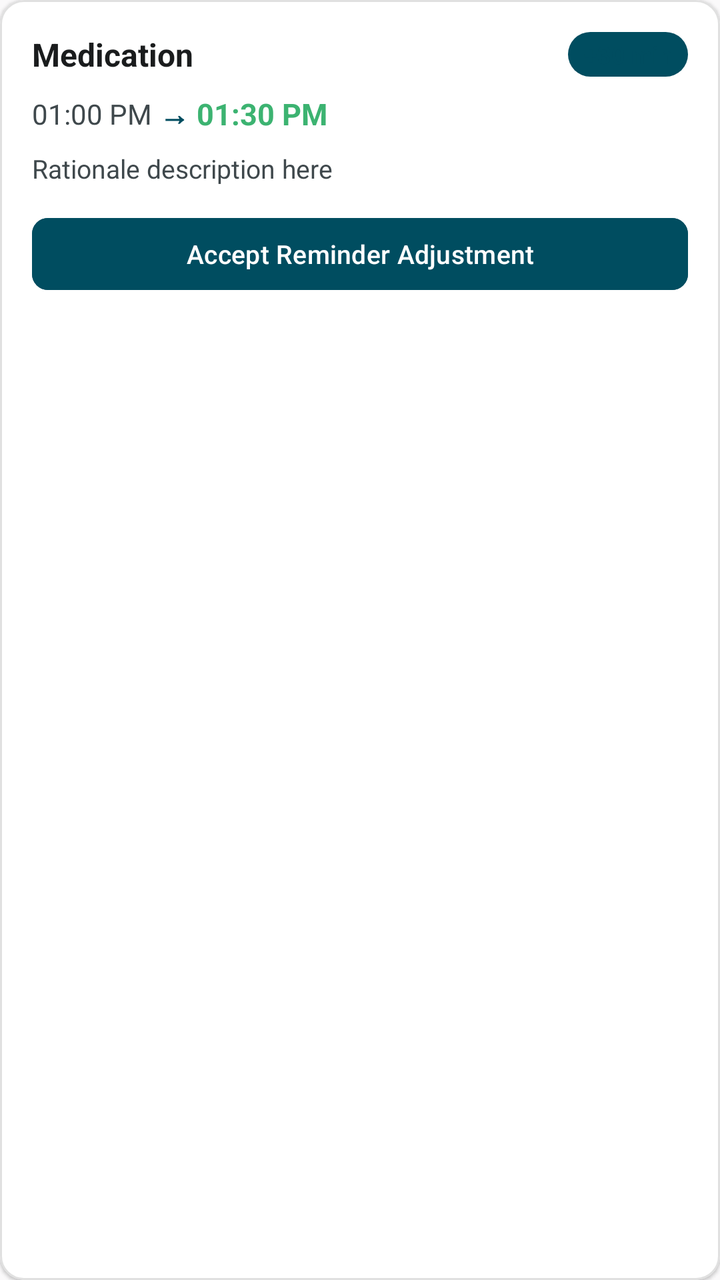
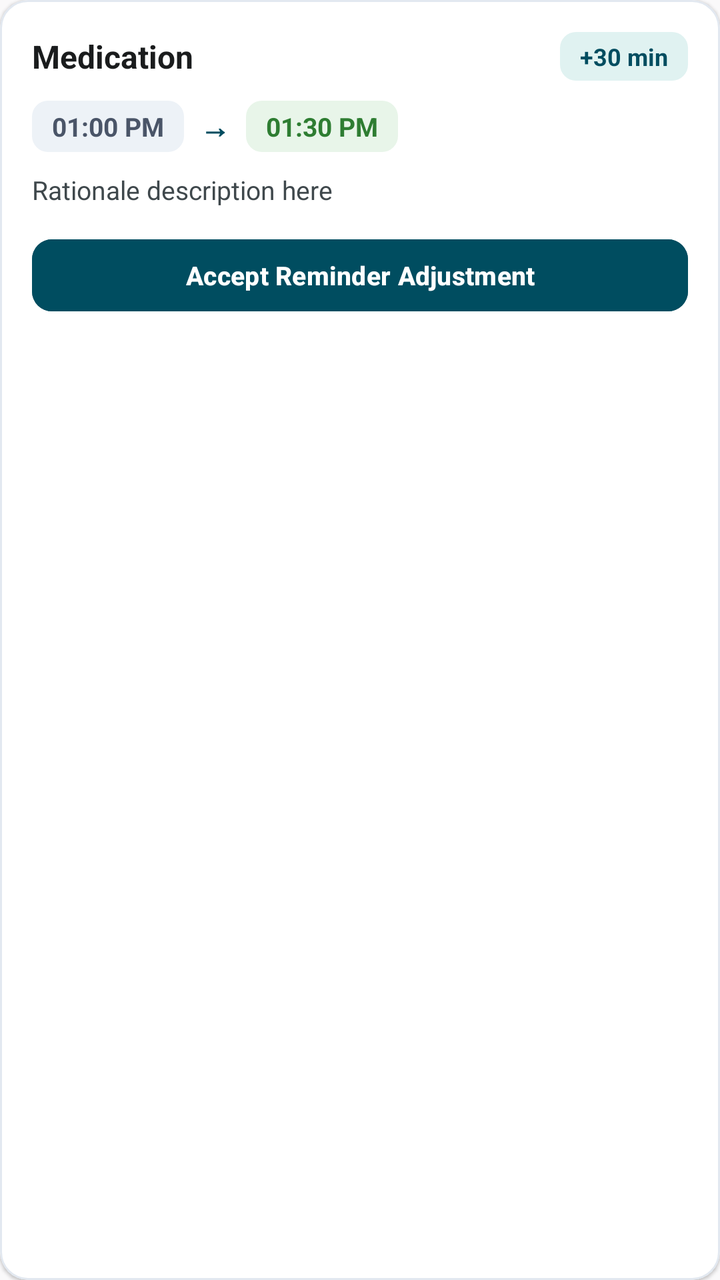

Two renders of the same Android screen: before a commit and after it. Below are the layout's source before the change and the commit's diff.
<!-- AndroidManifest.xml: application theme Theme.Medicare -->
<!-- res/layout/item_reminder_suggestion.xml -->
<?xml version="1.0" encoding="utf-8"?>
<com.google.android.material.card.MaterialCardView xmlns:android="http://schemas.android.com/apk/res/android"
    xmlns:app="http://schemas.android.com/apk/res-auto"
    android:layout_width="match_parent"
    android:layout_height="wrap_content"
    android:layout_marginBottom="12dp"
    app:cardCornerRadius="12dp"
    app:cardElevation="1dp"
    app:strokeColor="@color/divider"
    app:strokeWidth="1dp"
    app:cardBackgroundColor="@color/white">

    <LinearLayout
        android:layout_width="match_parent"
        android:layout_height="wrap_content"
        android:orientation="vertical"
        android:padding="16dp">

        <LinearLayout
            android:layout_width="match_parent"
            android:layout_height="wrap_content"
            android:orientation="horizontal"
            android:gravity="center_vertical">

            <TextView
                android:id="@+id/txt_med_name"
                android:layout_width="0dp"
                android:layout_height="wrap_content"
                android:layout_weight="1"
                android:text="Medication"
                android:textSize="16sp"
                android:textStyle="bold"
                android:textColor="@color/text_primary" />

            <TextView
                android:id="@+id/txt_shift_badge"
                android:layout_width="wrap_content"
                android:layout_height="wrap_content"
                android:text="+30 min"
                android:textSize="12sp"
                android:textStyle="bold"
                android:textColor="@color/primary"
                android:background="@drawable/bg_chip_selected"
                android:paddingStart="8dp"
                android:paddingEnd="8dp"
                android:paddingTop="3dp"
                android:paddingBottom="3dp" />
        </LinearLayout>

        <LinearLayout
            android:layout_width="match_parent"
            android:layout_height="wrap_content"
            android:orientation="horizontal"
            android:layout_marginTop="8dp"
            android:gravity="center_vertical">

            <TextView
                android:id="@+id/txt_current_time"
                android:layout_width="wrap_content"
                android:layout_height="wrap_content"
                android:text="01:00 PM"
                android:textSize="14sp"
                android:textColor="@color/text_secondary" />

            <TextView
                android:layout_width="wrap_content"
                android:layout_height="wrap_content"
                android:text=" → "
                android:textSize="15sp"
                android:textStyle="bold"
                android:textColor="@color/primary" />

            <TextView
                android:id="@+id/txt_suggested_time"
                android:layout_width="wrap_content"
                android:layout_height="wrap_content"
                android:text="01:30 PM"
                android:textSize="15sp"
                android:textStyle="bold"
                android:textColor="@color/status_taken" />
        </LinearLayout>

        <TextView
            android:id="@+id/txt_rationale"
            android:layout_width="match_parent"
            android:layout_height="wrap_content"
            android:layout_marginTop="8dp"
            android:text="Rationale description here"
            android:textSize="13sp"
            android:textColor="@color/text_secondary"
            android:lineSpacingExtra="2dp" />

        <com.google.android.material.button.MaterialButton
            android:id="@+id/btn_accept_suggestion"
            android:layout_width="match_parent"
            android:layout_height="44dp"
            android:layout_marginTop="12dp"
            android:text="Accept Reminder Adjustment"
            android:textSize="13sp"
            android:textAllCaps="false"
            app:cornerRadius="8dp"
            android:backgroundTint="@color/primary"
            android:textColor="@color/white" />
    </LinearLayout>
</com.google.android.material.card.MaterialCardView>
<!-- resources referenced by this layout -->
<resources>
  <color name="divider">#e0e0e0</color>
  <color name="primary">#004d60</color>
  <color name="status_taken">#3CB371</color>
  <color name="text_primary">#1a1c1d</color>
  <color name="text_secondary">#3f484c</color>
  <color name="white">#ffffff</color>
  <!-- drawable bg_chip_selected (drawable) -->
  <?xml version="1.0" encoding="utf-8"?>
  <shape xmlns:android="http://schemas.android.com/apk/res/android"
      android:shape="rectangle">
      <solid android:color="@color/primary" />
      <corners android:radius="100dp" />
  </shape>
  <style name="Theme.Medicare" parent="Theme.Material3.DayNight.NoActionBar">
          <item name="colorPrimary">@color/primary</item>
          <item name="colorPrimaryContainer">@color/primary_dark</item>
          <item name="android:statusBarColor">@color/background</item>
          <item name="android:windowLightStatusBar">true</item>
          <item name="android:windowLightNavigationBar">true</item>
          <item name="android:windowBackground">@color/background</item>
  
          
          <item name="android:datePickerDialogTheme">@style/Theme.Medicare.Dialog</item>
          <item name="android:timePickerDialogTheme">@style/Theme.Medicare.Dialog</item>
          <item name="alertDialogTheme">@style/Theme.Medicare.Dialog</item>
          <item name="android:alertDialogTheme">@style/Theme.Medicare.Dialog</item>
      </style>
  <color name="primary_dark">#003745</color>
  <color name="background">#faf9fa</color>
  <style name="Theme.Medicare.Dialog" parent="android:Theme.Material.Light.Dialog.Alert">
          <item name="android:colorAccent">@color/primary</item>
          <item name="android:colorPrimary">@color/primary</item>
      </style>
</resources>

<!-- the commit's change to res/layout/item_reminder_suggestion.xml (unified diff, before → after) -->
@@ -3,10 +3,10 @@
     xmlns:app="http://schemas.android.com/apk/res-auto"
     android:layout_width="match_parent"
     android:layout_height="wrap_content"
-    android:layout_marginBottom="12dp"
-    app:cardCornerRadius="12dp"
+    android:layout_marginBottom="14dp"
+    app:cardCornerRadius="14dp"
     app:cardElevation="1dp"
-    app:strokeColor="@color/divider"
+    app:strokeColor="#E2E8F0"
     app:strokeWidth="1dp"
     app:cardBackgroundColor="@color/white">
 
@@ -40,18 +40,19 @@
                 android:textSize="12sp"
                 android:textStyle="bold"
                 android:textColor="@color/primary"
-                android:background="@drawable/bg_chip_selected"
-                android:paddingStart="8dp"
-                android:paddingEnd="8dp"
-                android:paddingTop="3dp"
-                android:paddingBottom="3dp" />
+                android:background="@drawable/bg_badge_primary_soft"
+                android:paddingStart="10dp"
+                android:paddingEnd="10dp"
+                android:paddingTop="4dp"
+                android:paddingBottom="4dp" />
         </LinearLayout>
 
+        
         <LinearLayout
             android:layout_width="match_parent"
             android:layout_height="wrap_content"
             android:orientation="horizontal"
-            android:layout_marginTop="8dp"
+            android:layout_marginTop="10dp"
             android:gravity="center_vertical">
 
             <TextView
@@ -59,13 +60,21 @@
                 android:layout_width="wrap_content"
                 android:layout_height="wrap_content"
                 android:text="01:00 PM"
-                android:textSize="14sp"
-                android:textColor="@color/text_secondary" />
+                android:textSize="13sp"
+                android:textStyle="bold"
+                android:textColor="#4A5568"
+                android:background="@drawable/bg_time_chip_current"
+                android:paddingStart="10dp"
+                android:paddingEnd="10dp"
+                android:paddingTop="4dp"
+                android:paddingBottom="4dp" />
 
             <TextView
                 android:layout_width="wrap_content"
                 android:layout_height="wrap_content"
-                android:text=" → "
+                android:layout_marginStart="8dp"
+                android:layout_marginEnd="8dp"
+                android:text="→"
                 android:textSize="15sp"
                 android:textStyle="bold"
                 android:textColor="@color/primary" />
@@ -75,20 +84,25 @@
                 android:layout_width="wrap_content"
                 android:layout_height="wrap_content"
                 android:text="01:30 PM"
-                android:textSize="15sp"
+                android:textSize="13sp"
                 android:textStyle="bold"
-                android:textColor="@color/status_taken" />
+                android:textColor="#2E7D32"
+                android:background="@drawable/bg_time_chip_suggested"
+                android:paddingStart="10dp"
+                android:paddingEnd="10dp"
+                android:paddingTop="4dp"
+                android:paddingBottom="4dp" />
         </LinearLayout>
 
         <TextView
             android:id="@+id/txt_rationale"
             android:layout_width="match_parent"
             android:layout_height="wrap_content"
-            android:layout_marginTop="8dp"
+            android:layout_marginTop="10dp"
             android:text="Rationale description here"
             android:textSize="13sp"
             android:textColor="@color/text_secondary"
-            android:lineSpacingExtra="2dp" />
+            android:lineSpacingExtra="3dp" />
 
         <com.google.android.material.button.MaterialButton
             android:id="@+id/btn_accept_suggestion"
@@ -97,9 +111,11 @@
             android:layout_marginTop="12dp"
             android:text="Accept Reminder Adjustment"
             android:textSize="13sp"
+            android:textStyle="bold"
             android:textAllCaps="false"
-            app:cornerRadius="8dp"
+            app:cornerRadius="10dp"
             android:backgroundTint="@color/primary"
-            android:textColor="@color/white" />
+            android:textColor="@color/white"
+            app:elevation="0dp" />
     </LinearLayout>
 </com.google.android.material.card.MaterialCardView>
<!-- resource entries referenced after the edit -->
@@ -1,17 +1,29 @@
 <!-- resources referenced by this layout -->
 <resources>
-  <color name="divider">#e0e0e0</color>
   <color name="primary">#004d60</color>
-  <color name="status_taken">#3CB371</color>
   <color name="text_primary">#1a1c1d</color>
   <color name="text_secondary">#3f484c</color>
   <color name="white">#ffffff</color>
-  <!-- drawable bg_chip_selected (drawable) -->
+  <!-- drawable bg_badge_primary_soft (drawable) -->
   <?xml version="1.0" encoding="utf-8"?>
   <shape xmlns:android="http://schemas.android.com/apk/res/android"
       android:shape="rectangle">
-      <solid android:color="@color/primary" />
-      <corners android:radius="100dp" />
+      <solid android:color="#E0F2F1" />
+      <corners android:radius="8dp" />
+  </shape>
+  <!-- drawable bg_time_chip_current (drawable) -->
+  <?xml version="1.0" encoding="utf-8"?>
+  <shape xmlns:android="http://schemas.android.com/apk/res/android"
+      android:shape="rectangle">
+      <solid android:color="#EDF2F7" />
+      <corners android:radius="8dp" />
+  </shape>
+  <!-- drawable bg_time_chip_suggested (drawable) -->
+  <?xml version="1.0" encoding="utf-8"?>
+  <shape xmlns:android="http://schemas.android.com/apk/res/android"
+      android:shape="rectangle">
+      <solid android:color="#E8F5E9" />
+      <corners android:radius="8dp" />
   </shape>
   <style name="Theme.Medicare" parent="Theme.Material3.DayNight.NoActionBar">
           <item name="colorPrimary">@color/primary</item>
